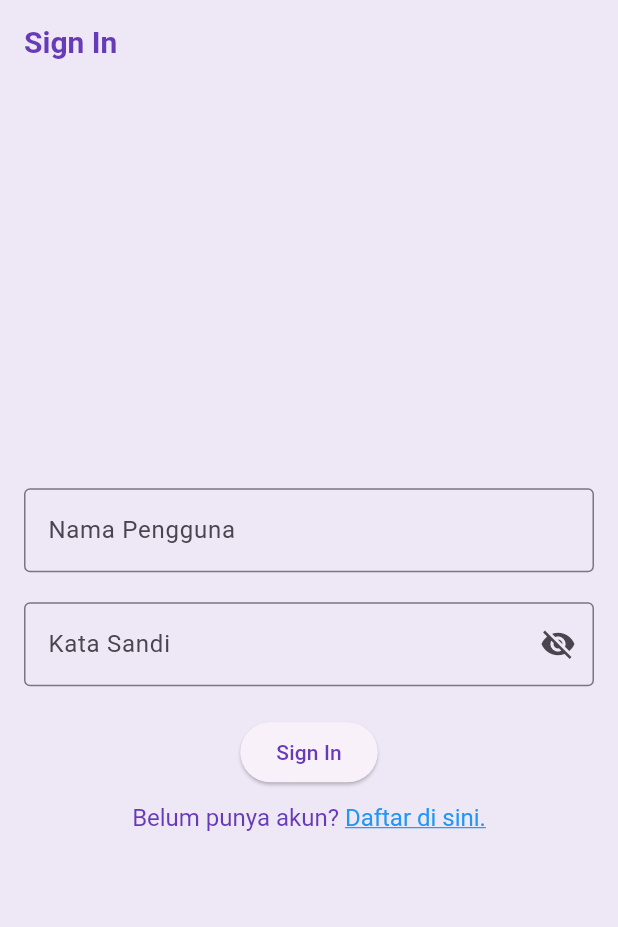
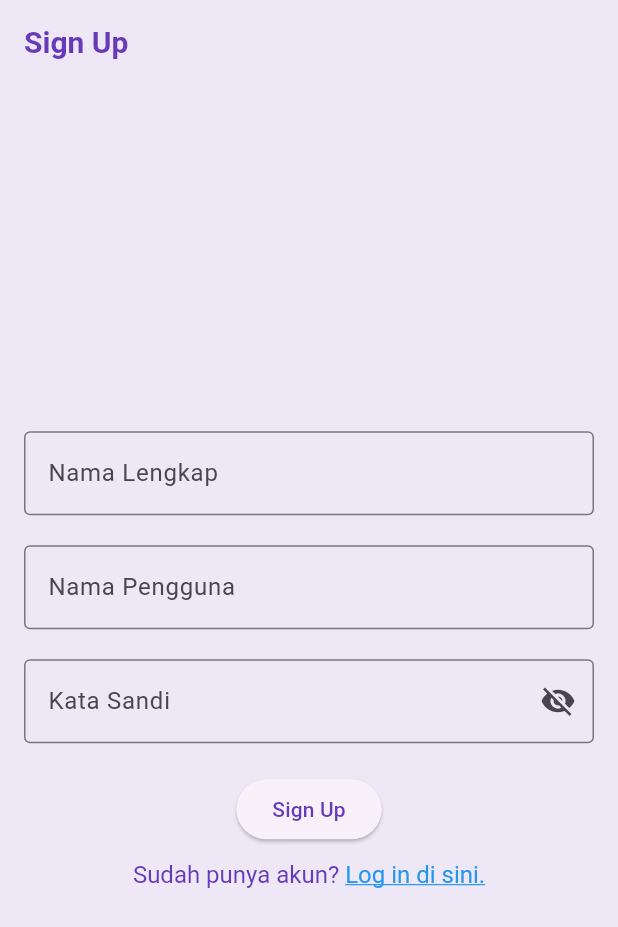
Before and after one commit to Mobile-Programming-MDP/wisata_candi_JayConT, a Flutter app: the screen it shows after launch, on a phone screen of 412 x 824 dp. Shown: the top 927 px of the screen. Run offline on Flutter 3.47's test engine with Material 3 defaults, Android fonts, the phone set to English and light mode, and no system bars.

Commit message:
Add : Pertemuan 20, 21

```diff
--- a/wisata_candi/lib/main.dart
+++ b/wisata_candi/lib/main.dart
@@ -6,6 +6,7 @@ import 'package:wisata_candi/screens/profil_screen.dart';
 import 'package:wisata_candi/screens/redetail_screen.dart';
 import 'package:wisata_candi/screens/search_screen.dart';
 import 'package:wisata_candi/screens/sign_in_screen.dart';
+import 'package:wisata_candi/screens/sign_up_screen.dart';
 
 void main() {
   runApp(const MyApp());
@@ -35,7 +36,7 @@ class MyApp extends StatelessWidget {
         useMaterial3: true,
       ),
       // home: MainScreen(),
-      home: SignInScreen(),
+      home: SignUpScreen(),
     );
   }
 }
--- a/wisata_candi/lib/screens/sign_up_screen.dart
+++ b/wisata_candi/lib/screens/sign_up_screen.dart
@@ -0,0 +1,149 @@
+import 'package:flutter/gestures.dart';
+import 'package:flutter/material.dart';
+
+class SignUpScreen extends StatefulWidget {
+  SignUpScreen({super.key});
+
+  @override
+  State<SignUpScreen> createState() => _SignUpScreenState();
+}
+
+class _SignUpScreenState extends State<SignUpScreen> {
+  // TODO: Variable Declaration
+  final TextEditingController _fullnameController = TextEditingController();
+
+  final TextEditingController _usernameController = TextEditingController();
+
+  final TextEditingController _passwordController = TextEditingController();
+
+  String _errorText = '';
+
+  bool _isSignedIn = false;
+
+  bool _obscurePassword = true;
+
+  // TODO: Sign Up Method
+  void _signUp() {
+    final String name = _fullnameController.text.trim();
+    final String username = _usernameController.text.trim();
+    final String password = _passwordController.text.trim();
+
+    if (
+      password.length < 8 ||
+      !password.contains(RegExp(r'[A-Z]')) ||
+      !password.contains(RegExp(r'[a-z]')) ||
+      !password.contains(RegExp(r'[0-9]')) ||
+      !password.contains(RegExp(r'[!@#\\\$%^&*(),.?":{}|<>]'))
+    ) {
+      _errorText = 'Minimal 8 karakter. Harus mengandung huruf kapital, huruf kecil, angka numerik, dan simbol.';
+    }
+
+    print("SIGN UP SUCCESSFUL");
+    print("Name: $name");
+    print("Username: $username");
+    print("Password: $password");
+  }
+
+  // TODO: Dispose Method
+  @override
+  void dispose() {
+    // TODO: implement dispose
+    _fullnameController.dispose();
+    _usernameController.dispose();
+    _passwordController.dispose();
+  }
+
+  @override
+  Widget build(BuildContext context) {
+    return Scaffold(
+      // TODO: AppBar
+      appBar: AppBar(title: Text('Sign Up'),),
+      // TODO: Body
+      body: Center(
+        child: SingleChildScrollView(
+          child: Padding(
+            padding: const EdgeInsets.all(16),
+            child: Form(
+              child: Column(
+                // TODO: MainAxisAlignment and CrossAxisAlignment
+                mainAxisAlignment: MainAxisAlignment.center,
+                crossAxisAlignment: CrossAxisAlignment.center,
+                children: [
+                  // TODO: TextFormField - Full Name
+                  TextFormField(
+                    controller: _fullnameController,
+                    decoration: InputDecoration(
+                      labelText: "Nama Lengkap",
+                      border: OutlineInputBorder(),
+                    ),
+                  ),
+                  // TODO: TextFormField - Username
+                  SizedBox(height: 20,),
+                  TextFormField(
+                    controller: _usernameController,
+                    decoration: InputDecoration(
+                      labelText: "Nama Pengguna",
+                      border: OutlineInputBorder(),
+                    ),
+                  ),
+                  // TODO: TextFormField - Password
+                  SizedBox(height: 20,),
+                  TextFormField(
+                    controller: _passwordController,
+                    decoration: InputDecoration(
+                      labelText: "Kata Sandi",
+                      errorText: _errorText.isNotEmpty ? _errorText : null,
+                      border: OutlineInputBorder(),
+                      suffixIcon: IconButton(
+                        onPressed: () {
+                          setState(() {
+                            _obscurePassword = !_obscurePassword;
+                          });
+                        },
+                        icon: Icon(
+                          _obscurePassword ? Icons.visibility_off : Icons.visibility,
+                        ),
+                      ),
+                    ),
+                    obscureText: _obscurePassword,
+                  ),
+                  // TODO: ElevatedButton - Sign In
+                  SizedBox(height: 20,),
+                  ElevatedButton(
+                    onPressed: () {
+                      _signUp();
+                    },
+                    child: Text('Sign Up')
+                  ),
+                  // TODO: Sign Up Button
+                  SizedBox(height: 10,),
+                  RichText(
+                    text: TextSpan(
+                      text: 'Sudah punya akun? ',
+                      style: TextStyle(
+                        fontSize: 16,
+                        color: Colors.deepPurple
+                      ),
+                      children: <TextSpan>[
+                        TextSpan(
+                          text: 'Log in di sini.',
+                          style: TextStyle(
+                            color: Colors.blue,
+                            decoration: TextDecoration.underline,
+                            fontSize: 16,
+                          ),
+                          recognizer: TapGestureRecognizer()
+                            ..onTap = () {},
+                        )
+                      ]
+                    ),
+                  ),
+                ],
+              )
+            ),
+          ),
+        ),
+      ),
+    );
+  }
+}
```
Also changed, not shown: wisata_candi/lib/screens/redetail_screen.dart (+11 -6 lines), wisata_candi/lib/widgets/item_card.dart (+12 -1 lines).
